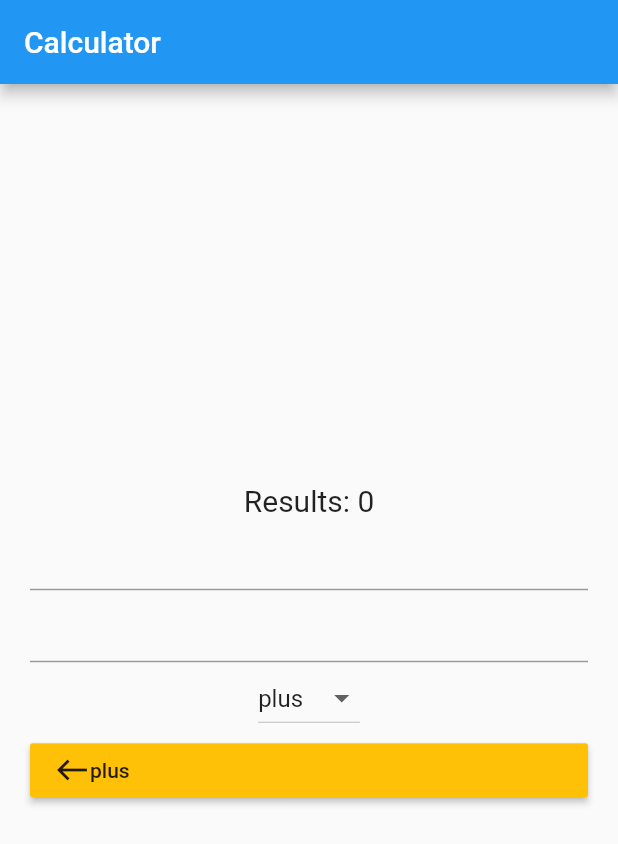
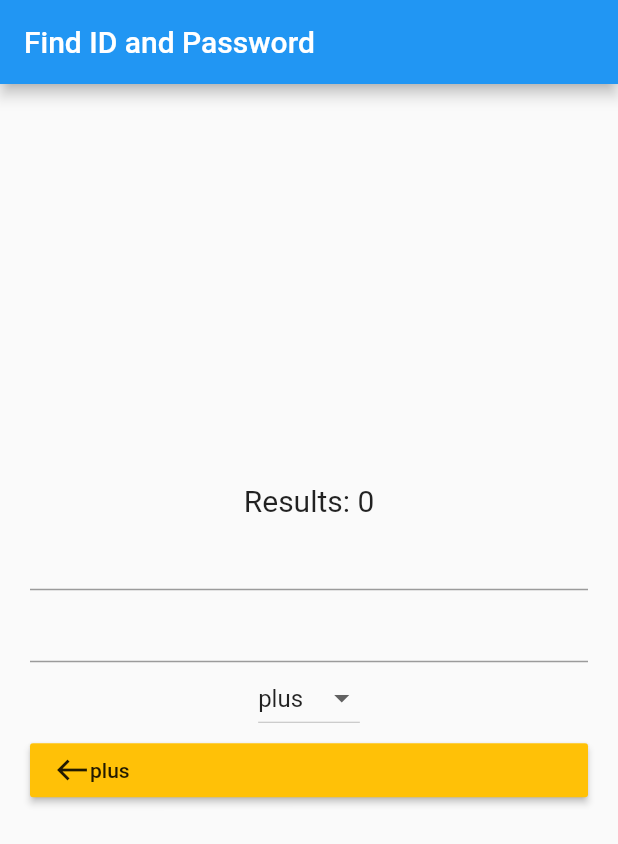
Before and after one commit to wonjongseo/filot-chatting, a Flutter app: the screen it shows after launch, after a tap on "아이디 또는 비밀번호 찾기", on a phone screen of 412 x 824 dp. Shown: the top 844 px of the screen. Run offline on Flutter 3.47's test engine with Material 2 defaults, Android fonts, the phone set to English and light mode, and no system bars; network calls fail.

Commit message:
Update: title and routing

```diff
--- a/flutter_chat_app/lib/FindClientInfo.dart
+++ b/flutter_chat_app/lib/FindClientInfo.dart
@@ -20,7 +20,7 @@ class _FindClientInfo extends State<FindClientInfo>{
     // TODO: implement build
     return Scaffold(
       appBar: AppBar(
-        title: Text("Calculator"),
+        title: Text("Find ID and Password"),
       ),
       body: Center(
         child: Column(
--- a/flutter_chat_app/lib/JoinPage.dart
+++ b/flutter_chat_app/lib/JoinPage.dart
@@ -2,6 +2,7 @@ import 'dart:convert';
 
 import 'package:flutter/cupertino.dart';
 import 'package:flutter/material.dart';
+import 'package:flutter_chat_app/InfoCheck.dart';
 
 
 import 'package:http/http.dart' as http;
@@ -102,6 +103,7 @@ class _JoinPage extends State<JoinPage>{
     );
     if(response.statusCode == 200) {
       // check Join Success and return
+      //Navigator.of(context).push(MaterialPageRoute(builder: (context) => InfoCheck()));
       Navigator.of(context).pop();
       return;
     }
--- a/flutter_chat_app/lib/LoginPage.dart
+++ b/flutter_chat_app/lib/LoginPage.dart
@@ -21,7 +21,7 @@ class _LoginPage extends State<LoginPage>{
   String ID='', Password='';
   var sum = '0';
 
-  List _buttonList = ['아이디 또는 비밀번호 찾기','회원가입하기'];
+  List _buttonList = ['아이디 또는 비밀번호 찾기','회원가입하기', '회원 정보 조회'];
   List _TextFormList = ['아이디','비밀번호'];
 
   TextButton _makeTextButton(int index){
@@ -40,13 +40,15 @@ class _LoginPage extends State<LoginPage>{
         ],
       ),
       onPressed: () {
-        if(index.isEven)
+        if(index == 0)
           Navigator.of(context)
               .pushReplacementNamed('/findclientinfo');
-        else
+        else if(index == 1)
           Navigator.of(context)
               .pushReplacementNamed('/join');
-
+        else if(index == 2)
+          Navigator.of(context)
+              .pushReplacementNamed('/checkinfo');
       },
     );
   }
@@ -120,6 +122,7 @@ class _LoginPage extends State<LoginPage>{
               Padding(padding: EdgeInsets.all(13)),
               _makeTextButton(0),
               _makeTextButton(1),
+              _makeTextButton(2),
 
 
             ],
--- a/flutter_chat_app/lib/main.dart
+++ b/flutter_chat_app/lib/main.dart
@@ -1,5 +1,6 @@
 import 'package:flutter/material.dart';
 import 'package:flutter_chat_app/FindClientInfo.dart';
+import 'package:flutter_chat_app/InfoCheck.dart';
 import 'package:flutter_chat_app/JoinPage.dart';
 import 'package:flutter_chat_app/LoginPage.dart';
 import 'package:flutter_chat_app/MainMenu.dart';
@@ -33,6 +34,7 @@ class MyApp extends StatelessWidget {
         '/main': (context) => MainMenu(),
         '/join': (context) => JoinPage(),
         '/findclientinfo': (context) => FindClientInfo(),
+        '/checkinfo': (context) => InfoCheck(),
 
       },
     );
```
Also changed, not shown: flutter_chat_app/lib/MainMenu.dart (+39 -34 lines).
